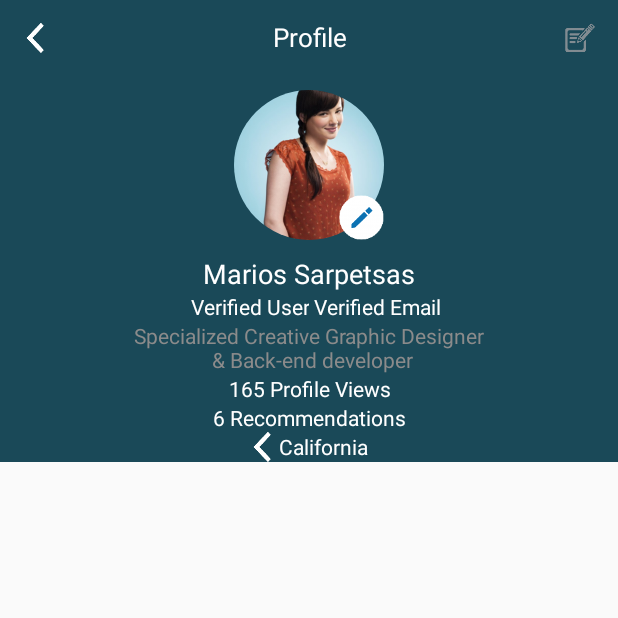
After one commit to NandhiniSundarVadivel/JobPortal, an Android app: the ProfileSeekarActivity screen opened directly, with no data from a screen before it, on a phone screen of 412 x 824 dp, the top half of it. The commit adds this screen. Run offline under Robolectric (Android 15) with nearby library versions, the phone set to English and light mode, and no system bars; our stand-ins replace ButterKnife, CircleImageView.

Commit message:
edit and edit data icon added

```diff
--- a/app/src/main/AndroidManifest.xml
+++ b/app/src/main/AndroidManifest.xml
@@ -28,6 +28,7 @@
             android:theme="@style/AppthemeSplashTwo" />
         <activity android:name=".JobPortalIntro.Activity.SignInSignupActivity"
             android:theme="@style/AppthemeActionbar" />
+        <activity android:name=".ProfileSeekarActivity"/>
     </application>
 
 </manifest>
--- /dev/null
+++ b/app/src/main/java/com/jobportal/jobseeker/seeker/ProfileSeekarActivity.java
@@ -0,0 +1,18 @@
+package com.jobportal.jobseeker.seeker;
+
+import android.os.Bundle;
+import android.support.annotation.Nullable;
+import android.support.v7.app.AppCompatActivity;
+
+/**
+ * Created by uniflyn on 26/4/18.
+ */
+
+public class ProfileSeekarActivity extends AppCompatActivity {
+
+    @Override
+    protected void onCreate(@Nullable Bundle savedInstanceState) {
+        super.onCreate(savedInstanceState);
+        setContentView(R.layout.activity_profile_seeker);
+    }
+}
--- /dev/null
+++ b/app/src/main/res/layout/activity_profile_seeker.xml
@@ -0,0 +1,143 @@
+<?xml version="1.0" encoding="utf-8"?>
+<LinearLayout
+    xmlns:android="http://schemas.android.com/apk/res/android"
+    android:layout_width="match_parent"
+    android:layout_height="match_parent"
+    android:orientation="vertical">
+    <LinearLayout
+        android:layout_width="match_parent"
+        android:layout_height="wrap_content"
+        android:background="@color/colorAccent"
+        android:orientation="vertical">
+        <LinearLayout
+            android:layout_width="match_parent"
+            android:layout_height="50dp"
+            android:orientation="horizontal">
+            <RelativeLayout
+                android:layout_width="50dp"
+                android:layout_height="50dp">
+                <Button
+                    android:layout_width="50dp"
+                    android:layout_height="50dp"
+                    android:background="@android:color/transparent"/>
+                <ImageView
+                    android:layout_width="20dp"
+                    android:layout_height="20dp"
+                    android:layout_centerInParent="true"
+                    android:src="@drawable/back_icon"/>
+            </RelativeLayout>
+            <TextView
+                android:layout_width="match_parent"
+                android:layout_height="match_parent"
+                android:text="@string/profile"
+                android:gravity="center"
+                android:layout_weight="1"
+                android:textSize="@dimen/header_text"
+                android:textColor="@color/colorWhite"/>
+            <RelativeLayout
+                android:layout_width="50dp"
+                android:layout_height="50dp">
+                <Button
+                    android:layout_width="50dp"
+                    android:layout_height="50dp"
+                    android:background="@android:color/transparent"/>
+                <ImageView
+                    android:layout_width="20dp"
+                    android:layout_height="20dp"
+                    android:layout_centerInParent="true"
+                    android:src="@drawable/edit_data_icon"/>
+            </RelativeLayout>
+
+        </LinearLayout>
+
+        <LinearLayout
+            android:layout_width="match_parent"
+            android:layout_height="120dp"
+            android:gravity="center"
+            android:orientation="vertical">
+            <RelativeLayout
+                android:layout_width="100dp"
+                android:layout_height="100dp">
+                <de.hdodenhof.circleimageview.CircleImageView
+                    android:layout_width="match_parent"
+                    android:layout_height="match_parent"
+                    android:src="@drawable/placeholder_person"/>
+                <ImageView
+                    android:layout_width="30dp"
+                    android:layout_height="30dp"
+                    android:src="@drawable/edit_icon"
+                    android:layout_alignParentRight="true"
+                    android:layout_alignParentBottom="true"/>
+            </RelativeLayout>
+        </LinearLayout>
+
+        <TextView
+            android:layout_width="match_parent"
+            android:layout_height="wrap_content"
+            android:text="Marios Sarpetsas"
+            android:gravity="center"
+            android:textColor="@color/colorWhite"
+            android:textSize="18dp"/>
+        <LinearLayout
+            android:layout_width="match_parent"
+            android:layout_height="wrap_content"
+            android:orientation="horizontal"
+            android:weightSum="2">
+            <TextView
+                android:layout_width="match_parent"
+                android:layout_height="wrap_content"
+                android:text="Verified User"
+                android:textColor="@color/colorWhite"
+                android:gravity="center|right"
+                android:layout_weight="1"/>
+            <TextView
+                android:layout_width="match_parent"
+                android:layout_height="wrap_content"
+                android:text=" Verified Email"
+                android:textColor="@color/colorWhite"
+                android:gravity="center|left"
+                android:layout_weight="1"/>
+        </LinearLayout>
+
+        <TextView
+            android:layout_width="match_parent"
+            android:layout_height="wrap_content"
+            android:text=" Specialized Creative Graphic Designer \n &amp; Back-end developer"
+            android:textColor="@color/colorBlackTwo"
+            android:gravity="center" />
+
+        <TextView
+            android:layout_width="match_parent"
+            android:layout_height="wrap_content"
+            android:text="165 Profile Views"
+            android:textColor="@color/colorWhite"
+            android:gravity="center" />
+
+        <TextView
+            android:layout_width="match_parent"
+            android:layout_height="wrap_content"
+            android:text="6 Recommendations"
+            android:textColor="@color/colorWhite"
+            android:gravity="center" />
+
+        <LinearLayout
+            android:layout_width="match_parent"
+            android:layout_height="wrap_content"
+            android:orientation="horizontal"
+            android:gravity="center">
+            <ImageView
+                android:layout_width="20dp"
+                android:layout_height="20dp"
+                android:src="@drawable/back_icon"/>
+            <TextView
+                android:layout_width="wrap_content"
+                android:layout_height="wrap_content"
+                android:text="California"
+                android:textColor="@color/colorWhite"
+                android:gravity="center" />
+        </LinearLayout>
+
+
+    </LinearLayout>
+
+</LinearLayout>
--- a/app/src/main/res/values/strings.xml
+++ b/app/src/main/res/values/strings.xml
@@ -17,4 +17,15 @@
     <string name="password">Password</string>
     <string name="confirm_password">Confirm Password</string>
     <string name="as_job_seeker">As Job Seeker</string>
+
+    <!--navigation drawer activity-->
+    <string name="home">HOME</string>
+    <string name="saved_jobs">SAVED JOBS</string>
+    <string name="record">RECORD</string>
+    <string name="my_schedule">MY SCHEDULE</string>
+    <string name="letters">LETTERS</string>
+    <string name="settings">SETTINGS</string>
+
+    <!--profile screen-->
+    <string name="profile">Profile</string>
 </resources>
```
Also changed, not shown: app/src/main/res/drawable/placeholder_person.png (added).
